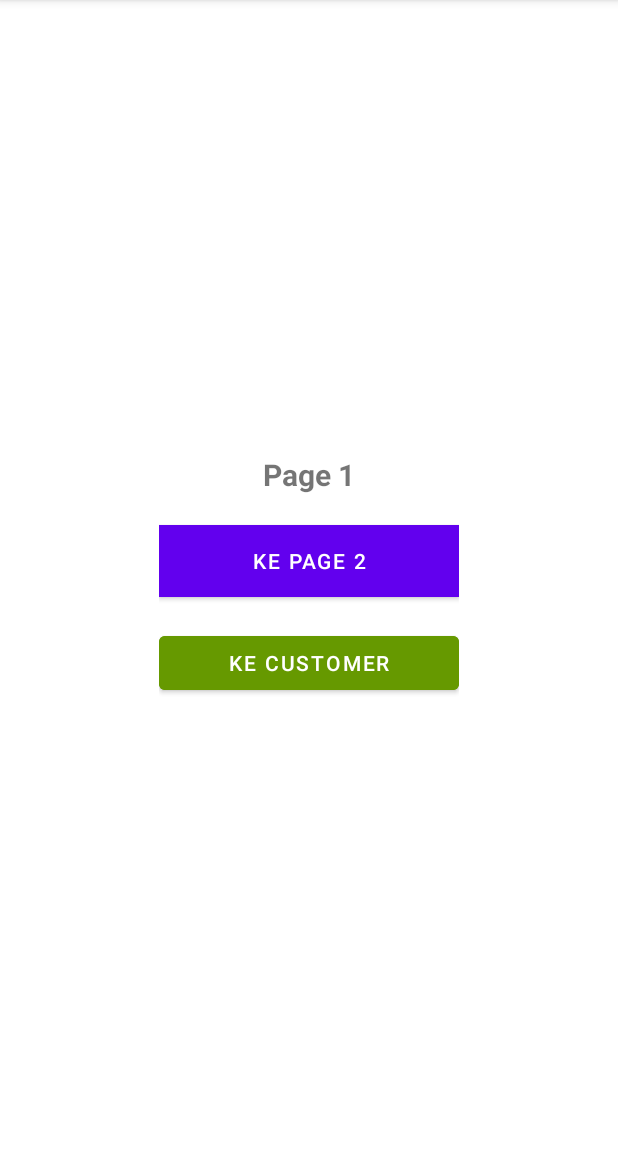
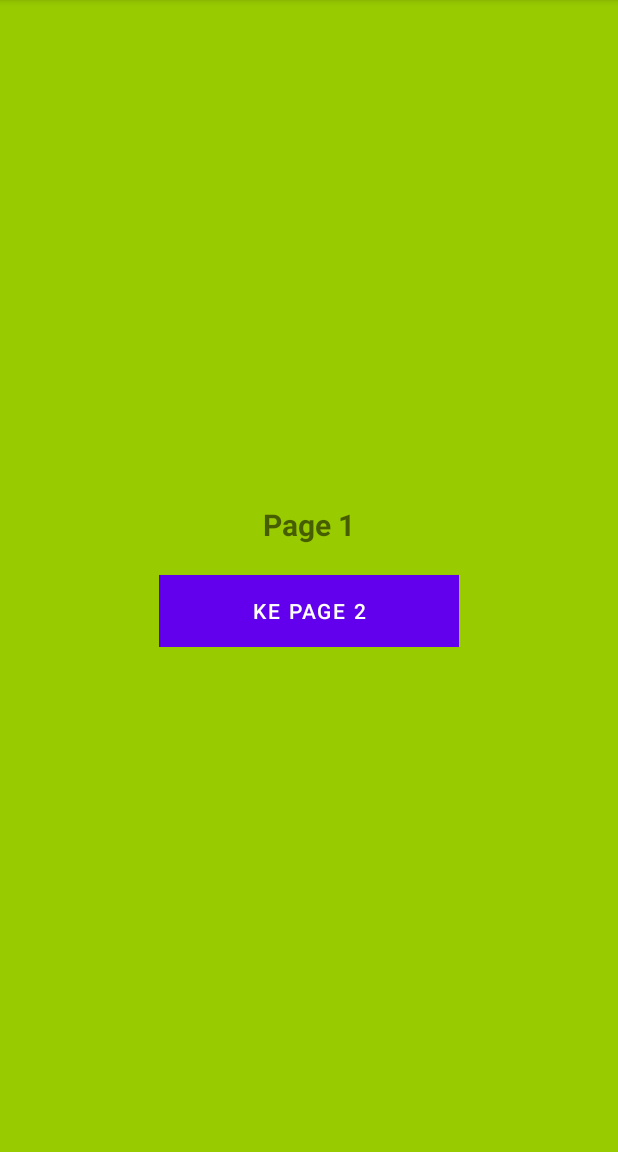
Before and after one commit to BeeSofLabs/demo-jetpack, an Android app: the screen it shows after launch (MainActivity), on a phone screen of 412 x 824 dp, the part 84-1236 px from its top. Run offline under Robolectric (Android 15) with nearby library versions, the phone set to English and light mode, and no system bars; our stand-ins replace navigation-ui.

Commit message:
update for animation transition

```diff
--- a/app/src/main/java/app/beelabs/com/demojetpack/session1/nav/PageFirstFragment.kt
+++ b/app/src/main/java/app/beelabs/com/demojetpack/session1/nav/PageFirstFragment.kt
@@ -20,15 +20,13 @@ class  PageFirstFragment : Fragment() {
     ): View? {
         val rootView = inflater.inflate(R.layout.fragment_page_first, container, false)
         val btnPage = rootView.findViewById<Button>(R.id.btn_page)
-        val btnCustomer = rootView.findViewById<Button>(R.id.btn_customer)
+//        val btnCustomer = rootView.findViewById<Button>(R.id.btn_customer)
 
         btnPage.setOnClickListener {
             findNavController().navigate(R.id.action_pageFirstFragment_to_pageSecondFragment)
         }
 
-        btnCustomer.setOnClickListener {
-            findNavController().navigate(R.id.action_pageFirstFragment_to_customerFirstFragment)
-        }
+
         return rootView
     }
 
--- /dev/null
+++ b/app/src/main/res/anim/slide_from_left.xml
@@ -0,0 +1,6 @@
+<?xml version="1.0" encoding="utf-8"?>
+<set xmlns:android="http://schemas.android.com/apk/res/android">
+    <translate android:fromXDelta="0%" android:toXDelta="-100%"
+        android:duration="@android:integer/config_mediumAnimTime"/>
+
+</set>
--- /dev/null
+++ b/app/src/main/res/anim/slide_from_right.xml
@@ -0,0 +1,6 @@
+<?xml version="1.0" encoding="utf-8"?>
+<set xmlns:android="http://schemas.android.com/apk/res/android">
+    <translate android:fromXDelta="-100%" android:toXDelta="0%"
+        android:duration="@android:integer/config_mediumAnimTime"/>
+
+</set>
--- a/app/src/main/res/anim/slide_out_right.xml
+++ /dev/null
@@ -1,7 +0,0 @@
-<?xml version="1.0" encoding="utf-8"?>
-<set xmlns:android="http://schemas.android.com/apk/res/android">
-    <translate android:fromXDelta="0" android:toXDelta="50%p"
-        android:duration="@android:integer/config_mediumAnimTime"/>
-    <alpha android:fromAlpha="1.0" android:toAlpha="0.0"
-        android:duration="@android:integer/config_mediumAnimTime" />
-</set>
--- a/app/src/main/res/anim/slide_in_left.xml
+++ b/app/src/main/res/anim/slide_to_left.xml
@@ -18,8 +18,7 @@
 */
 -->
 <set xmlns:android="http://schemas.android.com/apk/res/android">
-    <translate android:fromXDelta="-50%p" android:toXDelta="0"
+    <translate android:fromXDelta="100%" android:toXDelta="0%"
         android:duration="@android:integer/config_mediumAnimTime"/>
-    <alpha android:fromAlpha="0.0" android:toAlpha="1.0"
-        android:duration="@android:integer/config_mediumAnimTime" />
+
 </set>
--- /dev/null
+++ b/app/src/main/res/anim/slide_to_right.xml
@@ -0,0 +1,24 @@
+<?xml version="1.0" encoding="utf-8"?>
+<!--
+/* //device/apps/common/res/anim/slide_in_left.xml
+**
+** Copyright 2007, The Android Open Source Project
+**
+** Licensed under the Apache License, Version 2.0 (the "License");
+** you may not use this file except in compliance with the License.
+** You may obtain a copy of the License at
+**
+**     http://www.apache.org/licenses/LICENSE-2.0
+**
+** Unless required by applicable law or agreed to in writing, software
+** distributed under the License is distributed on an "AS IS" BASIS,
+** WITHOUT WARRANTIES OR CONDITIONS OF ANY KIND, either express or implied.
+** See the License for the specific language governing permissions and
+** limitations under the License.
+*/
+-->
+<set xmlns:android="http://schemas.android.com/apk/res/android">
+    <translate android:fromXDelta="0%" android:toXDelta="100%"
+        android:duration="@android:integer/config_mediumAnimTime"/>
+
+</set>
--- a/app/src/main/res/layout/activity_main.xml
+++ b/app/src/main/res/layout/activity_main.xml
@@ -9,8 +9,8 @@
     <fragment
         android:id="@+id/nav_host_fragment"
         android:name="androidx.navigation.fragment.NavHostFragment"
-        android:layout_width="wrap_content"
-        android:layout_height="wrap_content"
+        android:layout_width="match_parent"
+        android:layout_height="match_parent"
         app:defaultNavHost="true"
         app:layout_constraintBottom_toBottomOf="parent"
         app:layout_constraintLeft_toLeftOf="parent"
--- a/app/src/main/res/layout/fragment_page_first.xml
+++ b/app/src/main/res/layout/fragment_page_first.xml
@@ -3,7 +3,8 @@
     xmlns:tools="http://schemas.android.com/tools"
     android:layout_width="match_parent"
     android:layout_height="match_parent"
-    tools:context=".session1.nav.PageFirstFragment">
+    tools:context=".session1.nav.PageFirstFragment"
+    android:background="@android:color/holo_green_light">
 
     <RelativeLayout
         android:layout_width="wrap_content"
@@ -30,16 +31,16 @@
             android:text="Ke page 2"
             android:textColor="@color/white" />
 
-        <Button
-            android:id="@+id/btn_customer"
-            android:layout_width="200dp"
-            android:layout_height="wrap_content"
-            android:layout_centerHorizontal="true"
-            android:layout_marginTop="20dp"
-            android:layout_below="@+id/btn_page"
-            android:backgroundTint="@android:color/holo_green_dark"
-            android:text="Ke Customer"
-            android:textColor="@color/white" />
+<!--        <Button-->
+<!--            android:id="@+id/btn_customer"-->
+<!--            android:layout_width="200dp"-->
+<!--            android:layout_height="wrap_content"-->
+<!--            android:layout_centerHorizontal="true"-->
+<!--            android:layout_marginTop="20dp"-->
+<!--            android:layout_below="@+id/btn_page"-->
+<!--            android:backgroundTint="@android:color/holo_green_dark"-->
+<!--            android:text="Ke Customer"-->
+<!--            android:textColor="@color/white" />-->
 
 
 
--- a/app/src/main/res/navigation/nav_graph_customer.xml
+++ /dev/null
@@ -1,33 +0,0 @@
-<?xml version="1.0" encoding="utf-8"?>
-<navigation xmlns:android="http://schemas.android.com/apk/res/android"
-    xmlns:app="http://schemas.android.com/apk/res-auto"
-    xmlns:tools="http://schemas.android.com/tools"
-    android:id="@+id/nav_graph_customer"
-    app:startDestination="@id/customerFirstFragment">
-
-
-    <fragment
-        android:id="@+id/customerFirstFragment"
-        android:name="app.beelabs.com.demojetpack.session1.nav.customer.CustomerFirstFragment"
-        tools:layout="@layout/fragment_customer_first"
-        android:label="CustomerFirstFragment">
-        <action
-            android:id="@+id/action_customerFirstFragment_to_customerSecondFragment"
-            app:destination="@id/customerSecondFragment" />
-    </fragment>
-    <fragment
-        android:id="@+id/customerSecondFragment"
-        android:name="app.beelabs.com.demojetpack.session1.nav.customer.CustomerSecondFragment"
-        android:label="CustomerSecondFragment">
-        <action
-            android:id="@+id/action_customerSecondFragment_to_customerThirdFragment"
-            app:destination="@id/customerThirdFragment" />
-    </fragment>
-    <fragment
-        android:id="@+id/customerThirdFragment"
-        android:name="app.beelabs.com.demojetpack.session1.nav.customer.CustomerThirdFragment"
-        android:label="CustomerThirdFragment">
-
-    </fragment>
-
-</navigation>
--- a/app/src/main/res/navigation/nav_graph_page.xml
+++ b/app/src/main/res/navigation/nav_graph_page.xml
@@ -14,13 +14,10 @@
         <action
             android:id="@+id/action_pageFirstFragment_to_pageSecondFragment"
             app:destination="@id/pageSecondFragment"
-            app:enterAnim="@anim/slide_in_left"
-            app:exitAnim="@anim/slide_out_right"
-            app:popEnterAnim="@anim/slide_out_right"
-            app:popExitAnim="@anim/slide_in_left" />
-        <action
-            android:id="@+id/action_pageFirstFragment_to_customerFirstFragment"
-            app:destination="@id/nav_graph_customer" />
+            app:enterAnim="@anim/slide_to_left"
+            app:exitAnim="@anim/slide_from_left"
+            app:popEnterAnim="@anim/slide_from_right"
+            app:popExitAnim="@anim/slide_to_right" />
 
     </fragment>
     <fragment
@@ -38,6 +35,5 @@
 
     </fragment>
 
-    <include app:graph="@navigation/nav_graph_customer" />
 
 </navigation>
```
Also changed, not shown: app/src/main/java/app/beelabs/com/demojetpack/session1/nav/customer/CustomerFirstFragment.kt (deleted, +0 -37 lines), app/src/main/java/app/beelabs/com/demojetpack/session1/nav/customer/CustomerSecondFragment.kt (deleted, +0 -38 lines), app/src/main/java/app/beelabs/com/demojetpack/session1/nav/customer/CustomerThirdFragment.kt (deleted, +0 -31 lines).
